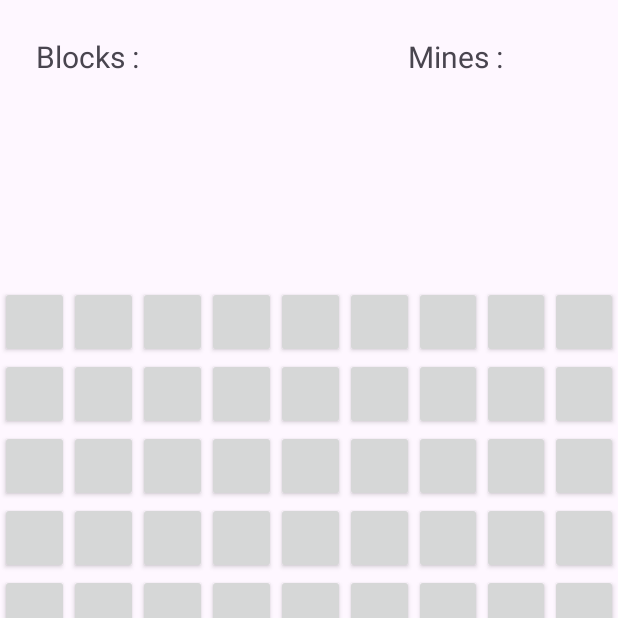
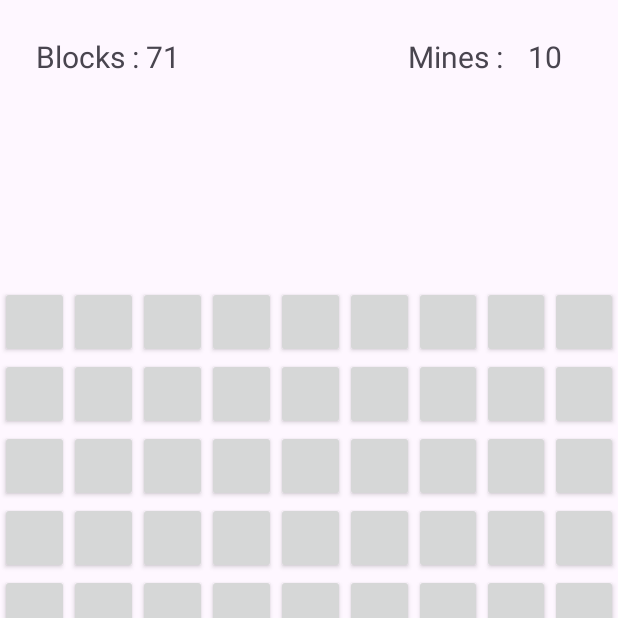
Before and after one commit to LeeShinHaeng/MineSweeper, an Android app: the screen it shows after launch (MainActivity), on a phone screen of 412 x 824 dp, the top half of it. Run offline under Robolectric (Android 15) with nearby library versions, the phone set to English and light mode, and no system bars.

Commit message:
Add Nums of Left Blocks, but not perfect

```diff
--- a/app/src/main/java/com/example/minesweeper/MainActivity.java
+++ b/app/src/main/java/com/example/minesweeper/MainActivity.java
@@ -66,6 +66,13 @@ public class MainActivity extends AppCompatActivity {
             }
         });
 
+        //남은 지뢰 수
+        TextView numOfFlag = (TextView) findViewById(R.id.nums_text);
+        numOfFlag.setText(flags + "");
+
+        //남은 블록 수
+        TextView numOfBlock = (TextView) findViewById(R.id.nums_block);
+        numOfBlock.setText(blocks + "");
 
         //blockbutton onclicklistener
         for (int i = 0; i < rows; i++) {
@@ -100,9 +107,11 @@ public class MainActivity extends AppCompatActivity {
                             }
                         });
 
-                        //남은 지뢰 수 설정
-                        TextView numOfFlag = (TextView) findViewById(R.id.nums_text);
+                        //남은 지뢰, 블록 수 설정
                         numOfFlag.setText(flags + "");
+                        numOfBlock.setText(blocks + "");
+
+
                     }
                 });
             }
```
Also changed, not shown: app/src/main/java/com/example/minesweeper/BlockButton.java (+6 -2 lines).
